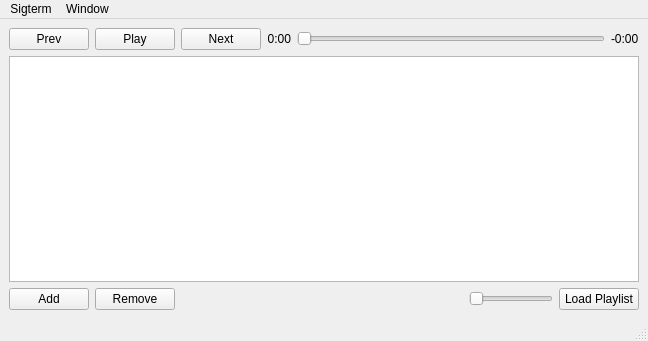
The window that sigterm/src/main/mainwindow.ui (pweiskircher/Sigterm) describes before a commit, drawn with Qt 5.
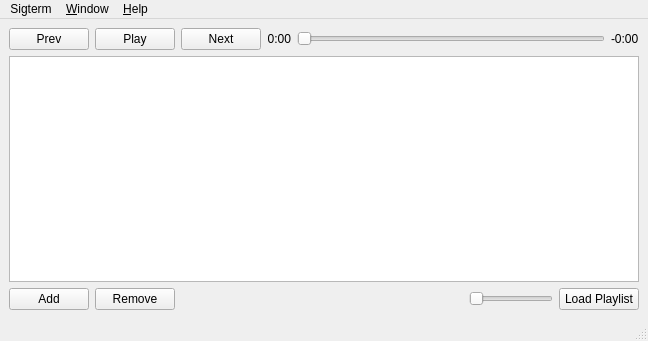
The same window after the commit. Icons and pictures are not drawn. Custom widgets are drawn as their Qt base class.

Commit message: add a "simple" about window

What changed in the file:
```diff
--- a/sigterm/src/main/mainwindow.ui
+++ b/sigterm/src/main/mainwindow.ui
@@ -186,7 +186,7 @@
      <x>0</x>
      <y>0</y>
      <width>648</width>
-     <height>30</height>
+     <height>29</height>
     </rect>
    </property>
    <widget class="QMenu" name="menuHuhu" >
@@ -205,13 +205,20 @@
    </widget>
    <widget class="QMenu" name="menuWindow" >
     <property name="title" >
-     <string>Window</string>
+     <string>&amp;Window</string>
     </property>
     <addaction name="actionPlayer" />
     <addaction name="actionLast_FM" />
    </widget>
+   <widget class="QMenu" name="menuHelp" >
+    <property name="title" >
+     <string>&amp;Help</string>
+    </property>
+    <addaction name="actionAbout" />
+   </widget>
    <addaction name="menuFile" />
    <addaction name="menuWindow" />
+   <addaction name="menuHelp" />
   </widget>
   <widget class="QStatusBar" name="statusbar" >
    <property name="geometry" >
```
Left out of the diff: 5 changed lines with no effect on the pictures. The commit also changes 8 other files.
